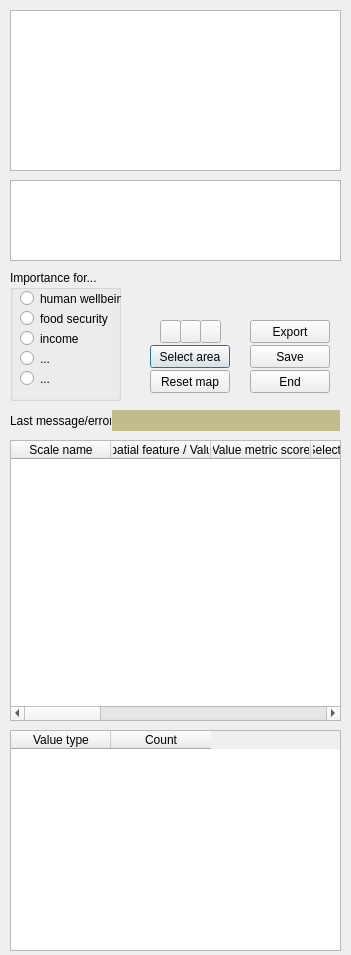
Above: marine_values_dialog_base.ui from csiro-chris-m/marine_values before the change. Below: the same form after it.
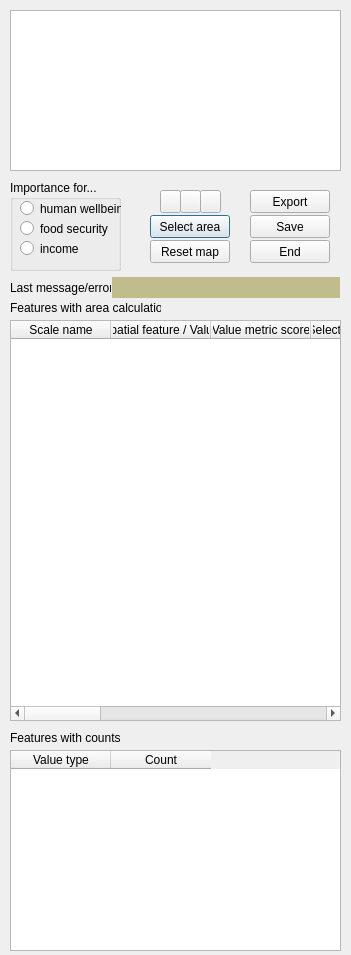
That is the form after the change.

What changed in the file:
```diff
--- a/marine_values_dialog_base.ui
+++ b/marine_values_dialog_base.ui
@@ -23,7 +23,7 @@
    <property name="geometry">
     <rect>
      <x>112</x>
-     <y>410</y>
+     <y>277</y>
      <width>228</width>
      <height>21</height>
     </rect>
@@ -36,42 +36,11 @@
     <string/>
    </property>
   </widget>
-  <widget class="QTableView" name="objectInfo">
-   <property name="geometry">
-    <rect>
-     <x>10</x>
-     <y>180</y>
-     <width>331</width>
-     <height>81</height>
-    </rect>
-   </property>
-   <property name="sizePolicy">
-    <sizepolicy hsizetype="Fixed" vsizetype="Fixed">
-     <horstretch>0</horstretch>
-     <verstretch>0</verstretch>
-    </sizepolicy>
-   </property>
-   <property name="selectionMode">
-    <enum>QAbstractItemView::SingleSelection</enum>
-   </property>
-   <property name="selectionBehavior">
-    <enum>QAbstractItemView::SelectRows</enum>
-   </property>
-   <attribute name="horizontalHeaderMinimumSectionSize">
-    <number>37</number>
-   </attribute>
-   <attribute name="verticalHeaderDefaultSectionSize">
-    <number>18</number>
-   </attribute>
-   <attribute name="verticalHeaderMinimumSectionSize">
-    <number>18</number>
-   </attribute>
-  </widget>
   <widget class="QPushButton" name="endButton">
    <property name="geometry">
     <rect>
      <x>250</x>
-     <y>370</y>
+     <y>240</y>
      <width>80</width>
      <height>23</height>
     </rect>
@@ -136,7 +105,7 @@
    <property name="geometry">
     <rect>
      <x>250</x>
-     <y>345</y>
+     <y>215</y>
      <width>80</width>
      <height>23</height>
     </rect>
@@ -155,7 +124,7 @@
    <property name="geometry">
     <rect>
      <x>10</x>
-     <y>413</y>
+     <y>280</y>
      <width>101</width>
      <height>16</height>
     </rect>
@@ -168,7 +137,7 @@
    <property name="geometry">
     <rect>
      <x>150</x>
-     <y>345</y>
+     <y>215</y>
      <width>80</width>
      <height>23</height>
     </rect>
@@ -184,9 +153,9 @@
    <property name="geometry">
     <rect>
      <x>10</x>
-     <y>270</y>
+     <y>180</y>
      <width>111</width>
-     <height>131</height>
+     <height>91</height>
     </rect>
    </property>
    <property name="title">
@@ -231,40 +200,14 @@
      <string>income</string>
     </property>
    </widget>
-   <widget class="QRadioButton" name="radioButton_4">
-    <property name="geometry">
-     <rect>
-      <x>10</x>
-      <y>80</y>
-      <width>31</width>
-      <height>17</height>
-     </rect>
-    </property>
-    <property name="text">
-     <string>...</string>
-    </property>
-   </widget>
-   <widget class="QRadioButton" name="radioButton_5">
-    <property name="geometry">
-     <rect>
-      <x>10</x>
-      <y>100</y>
-      <width>41</width>
-      <height>17</height>
-     </rect>
-    </property>
-    <property name="text">
-     <string>...</string>
-    </property>
-   </widget>
   </widget>
   <widget class="QTableWidget" name="tableWidgetDetail">
    <property name="geometry">
     <rect>
      <x>10</x>
-     <y>440</y>
+     <y>320</y>
      <width>331</width>
-     <height>281</height>
+     <height>401</height>
     </rect>
    </property>
    <property name="sizePolicy">
@@ -322,7 +265,7 @@
    <property name="geometry">
     <rect>
      <x>200</x>
-     <y>320</y>
+     <y>190</y>
      <width>21</width>
      <height>23</height>
     </rect>
@@ -338,7 +281,7 @@
    <property name="geometry">
     <rect>
      <x>160</x>
-     <y>320</y>
+     <y>190</y>
      <width>21</width>
      <height>23</height>
     </rect>
@@ -354,7 +297,7 @@
    <property name="geometry">
     <rect>
      <x>180</x>
-     <y>320</y>
+     <y>190</y>
      <width>21</width>
      <height>23</height>
     </rect>
@@ -370,7 +313,7 @@
    <property name="geometry">
     <rect>
      <x>250</x>
-     <y>320</y>
+     <y>190</y>
      <width>80</width>
      <height>23</height>
     </rect>
@@ -383,9 +326,9 @@
    <property name="geometry">
     <rect>
      <x>10</x>
-     <y>730</y>
+     <y>750</y>
      <width>331</width>
-     <height>221</height>
+     <height>201</height>
     </rect>
    </property>
    <property name="minimumSize">
@@ -409,7 +352,7 @@
    <property name="geometry">
     <rect>
      <x>150</x>
-     <y>370</y>
+     <y>240</y>
      <width>80</width>
      <height>23</height>
     </rect>
@@ -418,6 +361,32 @@
     <string>Reset map</string>
    </property>
   </widget>
+  <widget class="QLabel" name="label_2">
+   <property name="geometry">
+    <rect>
+     <x>10</x>
+     <y>300</y>
+     <width>151</width>
+     <height>16</height>
+    </rect>
+   </property>
+   <property name="text">
+    <string>Features with area calculation</string>
+   </property>
+  </widget>
+  <widget class="QLabel" name="label_3">
+   <property name="geometry">
+    <rect>
+     <x>10</x>
+     <y>730</y>
+     <width>111</width>
+     <height>16</height>
+    </rect>
+   </property>
+   <property name="text">
+    <string>Features with counts</string>
+   </property>
+  </widget>
  </widget>
  <resources/>
  <connections/>
```
